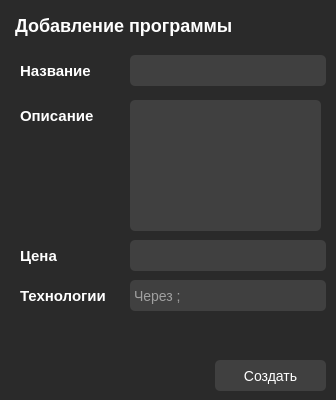
b0shka/selling_apps, file add_app/add_app.ui: the form before one commit.
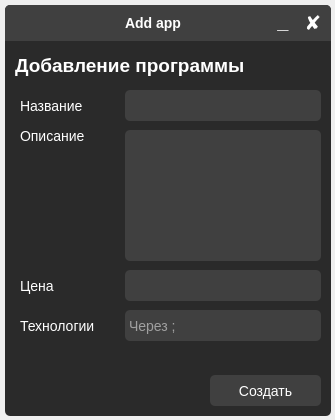
The form after the commit.

```diff
--- a/add_app/add_app.ui
+++ b/add_app/add_app.ui
@@ -6,22 +6,80 @@
    <rect>
     <x>0</x>
     <y>0</y>
-    <width>336</width>
-    <height>400</height>
+    <width>335</width>
+    <height>420</height>
    </rect>
   </property>
+  <property name="font">
+   <font>
+    <pointsize>1</pointsize>
+   </font>
+  </property>
   <property name="windowTitle">
    <string>Add app</string>
   </property>
   <property name="styleSheet">
-   <string notr="true">color: white;
-background-color: #2a2a2a;</string>
+   <string notr="true"/>
   </property>
+  <widget class="QFrame" name="frame">
+   <property name="geometry">
+    <rect>
+     <x>5</x>
+     <y>5</y>
+     <width>326</width>
+     <height>411</height>
+    </rect>
+   </property>
+   <property name="minimumSize">
+    <size>
+     <width>326</width>
+     <height>411</height>
+    </size>
+   </property>
+   <property name="maximumSize">
+    <size>
+     <width>326</width>
+     <height>411</height>
+    </size>
+   </property>
+   <property name="styleSheet">
+    <string notr="true">border: none;
+border-radius: 5px;
+background-color: #2a2a2a;
+color: white;</string>
+   </property>
+   <property name="frameShape">
+    <enum>QFrame::StyledPanel</enum>
+   </property>
+   <property name="frameShadow">
+    <enum>QFrame::Raised</enum>
+   </property>
+   <widget class="QLineEdit" name="lineEdit_3">
+    <property name="geometry">
+     <rect>
+      <x>120</x>
+      <y>305</y>
+      <width>196</width>
+      <height>31</height>
+     </rect>
+    </property>
+    <property name="styleSheet">
+     <string notr="true">padding: 2px;
+font-size: 14px;
+height: 28px;
+color: white;
+background-color: #404040;
+border-radius: 5px;</string>
+    </property>
+    <property name="placeholderText">
+     <string>Через ;</string>
+    </property>
+   </widget>
   <widget class="QPushButton" name="pushButton">
    <property name="geometry">
     <rect>
-     <x>215</x>
-     <y>360</y>
+      <x>205</x>
+      <y>370</y>
      <width>111</width>
      <height>31</height>
     </rect>
@@ -43,11 +101,52 @@
     <string>Создать</string>
    </property>
   </widget>
+   <widget class="QTextEdit" name="textEdit">
+    <property name="geometry">
+     <rect>
+      <x>120</x>
+      <y>125</y>
+      <width>196</width>
+      <height>131</height>
+     </rect>
+    </property>
+    <property name="styleSheet">
+     <string notr="true">padding: 2px;
+font-size: 14px;
+height: 28px;
+color: white;
+background-color: #404040;
+border-radius: 5px;</string>
+    </property>
+   </widget>
+   <widget class="QLabel" name="label_3">
+    <property name="geometry">
+     <rect>
+      <x>15</x>
+      <y>120</y>
+      <width>91</width>
+      <height>21</height>
+     </rect>
+    </property>
+    <property name="font">
+     <font>
+      <pointsize>-1</pointsize>
+      <weight>50</weight>
+      <bold>false</bold>
+     </font>
+    </property>
+    <property name="styleSheet">
+     <string notr="true">font-size: 14px;</string>
+    </property>
+    <property name="text">
+     <string>Описание</string>
+    </property>
+   </widget>
   <widget class="QLineEdit" name="lineEdit">
    <property name="geometry">
     <rect>
-     <x>130</x>
-     <y>55</y>
+      <x>120</x>
+      <y>85</y>
      <width>196</width>
      <height>31</height>
     </rect>
@@ -61,12 +160,35 @@
 border-radius: 5px;</string>
    </property>
   </widget>
+   <widget class="QLabel" name="label_4">
+    <property name="geometry">
+     <rect>
+      <x>15</x>
+      <y>270</y>
+      <width>91</width>
+      <height>21</height>
+     </rect>
+    </property>
+    <property name="font">
+     <font>
+      <pointsize>-1</pointsize>
+      <weight>50</weight>
+      <bold>false</bold>
+     </font>
+    </property>
+    <property name="styleSheet">
+     <string notr="true">font-size: 14px;</string>
+    </property>
+    <property name="text">
+     <string>Цена</string>
+    </property>
+   </widget>
   <widget class="QLabel" name="label">
    <property name="geometry">
     <rect>
-     <x>15</x>
-     <y>15</y>
-     <width>251</width>
+      <x>10</x>
+      <y>50</y>
+      <width>271</width>
      <height>21</height>
     </rect>
    </property>
@@ -78,17 +200,40 @@
     </font>
    </property>
    <property name="styleSheet">
-    <string notr="true">font-size: 18px;</string>
+     <string notr="true">font-size: 19px;</string>
    </property>
    <property name="text">
     <string>Добавление программы</string>
    </property>
   </widget>
+   <widget class="QLabel" name="label_6">
+    <property name="geometry">
+     <rect>
+      <x>15</x>
+      <y>310</y>
+      <width>91</width>
+      <height>21</height>
+     </rect>
+    </property>
+    <property name="font">
+     <font>
+      <pointsize>-1</pointsize>
+      <weight>50</weight>
+      <bold>false</bold>
+     </font>
+    </property>
+    <property name="styleSheet">
+     <string notr="true">font-size: 14px;</string>
+    </property>
+    <property name="text">
+     <string>Технологии</string>
+    </property>
+   </widget>
   <widget class="QLabel" name="label_2">
    <property name="geometry">
     <rect>
-     <x>20</x>
-     <y>60</y>
+      <x>15</x>
+      <y>90</y>
      <width>91</width>
      <height>21</height>
     </rect>
@@ -96,12 +241,12 @@
    <property name="font">
     <font>
      <pointsize>-1</pointsize>
-     <weight>75</weight>
-     <bold>true</bold>
+      <weight>50</weight>
+      <bold>false</bold>
     </font>
    </property>
    <property name="styleSheet">
-    <string notr="true">font-size: 15px;</string>
+     <string notr="true">font-size: 14px;</string>
    </property>
    <property name="text">
     <string>Название</string>
@@ -110,8 +255,8 @@
   <widget class="QLineEdit" name="lineEdit_2">
    <property name="geometry">
     <rect>
-     <x>130</x>
-     <y>240</y>
+      <x>120</x>
+      <y>265</y>
      <width>196</width>
      <height>31</height>
     </rect>
@@ -125,92 +270,50 @@
 border-radius: 5px;</string>
    </property>
   </widget>
-  <widget class="QLabel" name="label_3">
-   <property name="geometry">
-    <rect>
-     <x>20</x>
-     <y>105</y>
-     <width>91</width>
-     <height>21</height>
-    </rect>
-   </property>
-   <property name="font">
-    <font>
-     <pointsize>-1</pointsize>
-     <weight>75</weight>
-     <bold>true</bold>
-    </font>
-   </property>
-   <property name="styleSheet">
-    <string notr="true">font-size: 15px;</string>
-   </property>
-   <property name="text">
-    <string>Описание</string>
-   </property>
-  </widget>
-  <widget class="QLabel" name="label_4">
-   <property name="geometry">
-    <rect>
-     <x>20</x>
-     <y>245</y>
-     <width>91</width>
-     <height>21</height>
-    </rect>
-   </property>
-   <property name="font">
-    <font>
-     <pointsize>-1</pointsize>
-     <weight>75</weight>
-     <bold>true</bold>
-    </font>
-   </property>
-   <property name="styleSheet">
-    <string notr="true">font-size: 15px;</string>
-   </property>
-   <property name="text">
-    <string>Цена</string>
-   </property>
-  </widget>
-  <widget class="QTextEdit" name="textEdit">
-   <property name="geometry">
-    <rect>
-     <x>130</x>
-     <y>100</y>
-     <width>191</width>
-     <height>131</height>
-    </rect>
-   </property>
-   <property name="styleSheet">
-    <string notr="true">padding: 2px;
-font-size: 14px;
-height: 28px;
-color: white;
-background-color: #404040;
-border-radius: 5px;</string>
-   </property>
-  </widget>
   <widget class="QLabel" name="label_5">
    <property name="geometry">
     <rect>
-     <x>15</x>
+      <x>10</x>
      <y>375</y>
      <width>186</width>
-     <height>17</height>
+      <height>21</height>
     </rect>
    </property>
    <property name="text">
     <string/>
    </property>
   </widget>
-  <widget class="QLabel" name="label_6">
+   <widget class="QFrame" name="frame_3">
    <property name="geometry">
     <rect>
-     <x>20</x>
-     <y>285</y>
-     <width>106</width>
-     <height>21</height>
-    </rect>
-   </property>
+      <x>0</x>
+      <y>0</y>
+      <width>326</width>
+      <height>36</height>
+     </rect>
+    </property>
+    <property name="styleSheet">
+     <string notr="true">QFrame{
+	border-bottom-left-radius: 0px;
+	border-bottom-right-radius: 0px;
+	background-color: #404040;
+}</string>
+    </property>
+    <property name="frameShape">
+     <enum>QFrame::StyledPanel</enum>
+    </property>
+    <property name="frameShadow">
+     <enum>QFrame::Raised</enum>
+    </property>
+    <widget class="QPushButton" name="pushButton_8">
+     <property name="geometry">
+      <rect>
+       <x>295</x>
+       <y>5</y>
+       <width>26</width>
+       <height>26</height>
+      </rect>
+     </property>
    <property name="font">
     <font>
      <pointsize>-1</pointsize>
@@ -219,32 +322,79 @@
     </font>
    </property>
    <property name="styleSheet">
-    <string notr="true">font-size: 15px;</string>
+      <string notr="true">QPushButton {
+	font-size: 20px;
+	height: 28px;
+	color: white;
+	background-color: #404040;
+	border-radius: 5px;
+}
+QPushButton::hover {
+	background-color: #ffb0be;
+	color: black;
+}</string>
    </property>
    <property name="text">
-    <string>Технологии</string>
-   </property>
-  </widget>
-  <widget class="QLineEdit" name="lineEdit_3">
+      <string>✘</string>
+     </property>
+    </widget>
+    <widget class="QPushButton" name="pushButton_9">
    <property name="geometry">
     <rect>
-     <x>130</x>
-     <y>280</y>
-     <width>196</width>
-     <height>31</height>
-    </rect>
-   </property>
+       <x>265</x>
+       <y>5</y>
+       <width>26</width>
+       <height>26</height>
+      </rect>
+     </property>
+     <property name="font">
+      <font>
+       <pointsize>-1</pointsize>
+       <weight>75</weight>
+       <bold>true</bold>
+      </font>
+     </property>
    <property name="styleSheet">
-    <string notr="true">padding: 2px;
-font-size: 14px;
-height: 28px;
-color: white;
-background-color: #404040;
-border-radius: 5px;</string>
-   </property>
-   <property name="placeholderText">
-    <string>Через ;</string>
-   </property>
+      <string notr="true">QPushButton {
+	padding-bottom: 4px;
+	font-size: 20px;
+	color: white;
+	background-color: #404040;
+	border-radius: 5px;
+}
+QPushButton::hover {
+	background-color: #2a2a2a;
+}</string>
+     </property>
+     <property name="text">
+      <string>_</string>
+     </property>
+    </widget>
+    <widget class="QLabel" name="label_8">
+     <property name="geometry">
+      <rect>
+       <x>120</x>
+       <y>10</y>
+       <width>71</width>
+       <height>16</height>
+      </rect>
+     </property>
+     <property name="font">
+      <font>
+       <pointsize>-1</pointsize>
+       <weight>75</weight>
+       <bold>true</bold>
+      </font>
+     </property>
+     <property name="styleSheet">
+      <string notr="true">font-size: 14px;
+color: white;</string>
+     </property>
+     <property name="text">
+      <string>Add app</string>
+     </property>
+    </widget>
+   </widget>
   </widget>
  </widget>
  <resources/>
```
Lines whose indentation alone changed are shown as unchanged.
